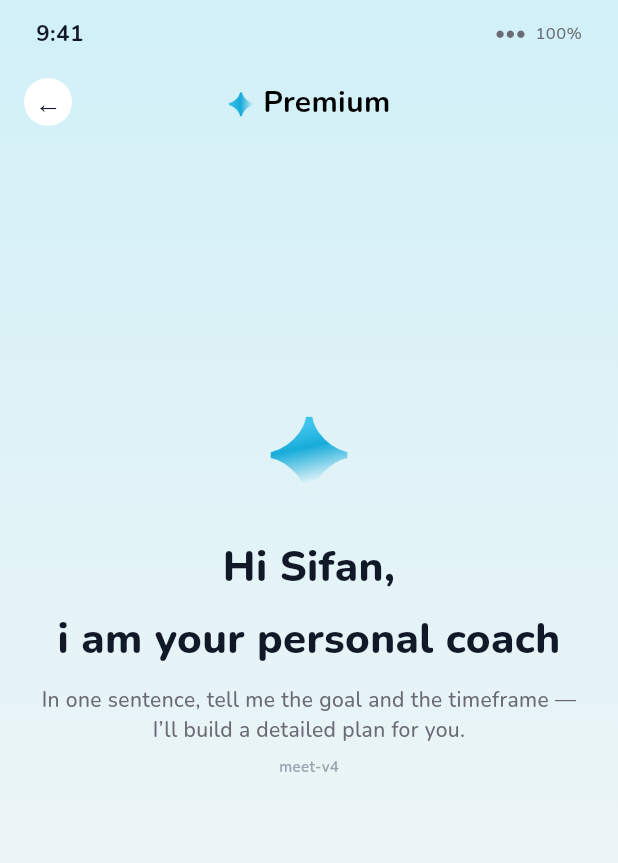
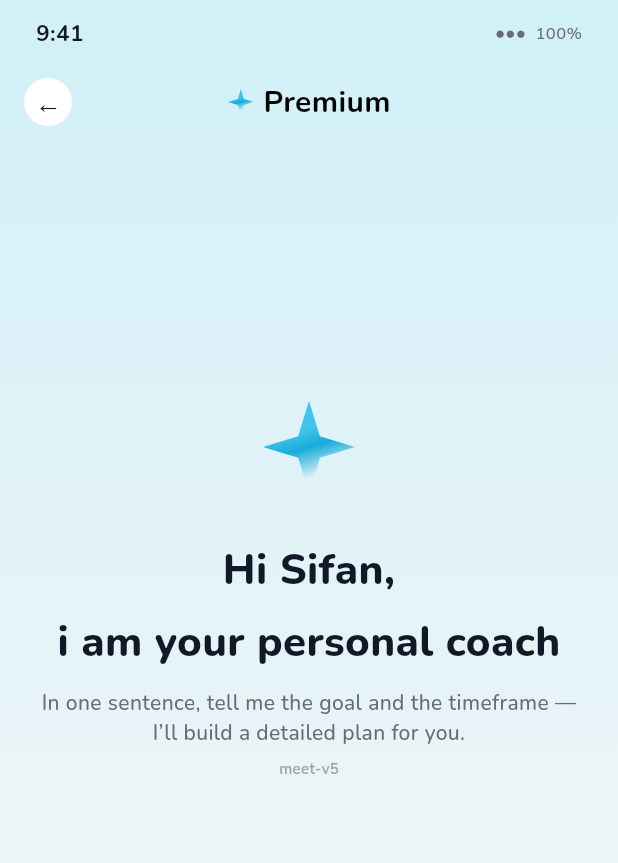
Before and after one commit to 446500261psf/portfolio, a Flutter app: the screen it shows after launch, on a phone screen of 412 x 824 dp. Shown: the top 863 px of the screen. Run offline on Flutter 3.47's test engine with Material 3 defaults, Android fonts, the phone set to English and light mode, and no system bars; our stand-ins replace google_fonts.

Commit message:
fix(flutter): stabilize Meet star intro layout (meet-v5)
Reserve fixed slots for star/titles so typing cannot reflow the star.
Draw sparkle with CustomPaint to avoid font-load glyph flash.

Co-authored-by: 446500261psf <446500261psf@users.noreply.github.com>

```diff
--- a/apps/health_shell/lib/coach/ai_plan_coach_meet.dart
+++ b/apps/health_shell/lib/coach/ai_plan_coach_meet.dart
@@ -1,22 +1,20 @@
-import 'dart:async';
+import 'dart:math' as math;
 
 import 'package:flutter/material.dart';
 import 'package:google_fonts/google_fonts.dart';
 
 /// Flutter port of Figma `AiPlanCoach · Meet · Intro Motion` (`133:728`).
-///
-/// Build marker: if you still see clipped "Hi" / "i am your personal",
-/// you are not running this revision — pull + flutter clean + rerun.
 class AiPlanCoachMeetPage extends StatefulWidget {
   const AiPlanCoachMeetPage({super.key});
 
-  static const buildMarker = 'meet-v4';
+  static const buildMarker = 'meet-v5';
 
   @override
   State<AiPlanCoachMeetPage> createState() => _AiPlanCoachMeetPageState();
 }
 
-class _AiPlanCoachMeetPageState extends State<AiPlanCoachMeetPage> {
+class _AiPlanCoachMeetPageState extends State<AiPlanCoachMeetPage>
+    with SingleTickerProviderStateMixin {
   static const _chips = <String>[
     'High-intensity training plan',
     "I'm a serious runner",
@@ -30,109 +28,59 @@ class _AiPlanCoachMeetPageState extends State<AiPlanCoachMeetPage> {
   static const _tipFull =
       'In one sentence, tell me the goal and the timeframe — I’ll build a detailed plan for you.';
 
+  static const _duration = Duration(milliseconds: 4400);
+
+  // Figma timeline fractions (4.4s)
+  static const _starEnd = 0.125; // 0–550ms
+  static const _hiStart = 0.14773;
+  static const _hiEnd = 0.32955;
+  static const _coachStart = 0.35227;
+  static const _coachEnd = 0.57955;
+  static const _tipStart = 0.60227;
+  static const _tipEnd = 0.73864;
+  static const _chromeStart = 0.76136;
+  static const _chromeEnd = 0.89773;
+
+  late final AnimationController _timeline;
   final _focus = FocusNode();
   final _controller = TextEditingController();
 
-  double _starOpacity = 0;
-  double _starDy = 28;
-  String _hi = '';
-  String _coach = '';
-  double _tipOpacity = 0;
-  double _tipDy = 18;
-  double _chromeOpacity = 0;
-  double _chromeDy = 12;
-
   bool _showChips = true;
   bool _greetingVisible = true;
-  bool _introDone = false;
-
-  final _timers = <Timer>[];
 
   @override
   void initState() {
     super.initState();
+    _timeline = AnimationController(vsync: this, duration: _duration)
+      ..forward();
     _focus.addListener(() {
-      if (!_focus.hasFocus || !_introDone) return;
+      if (!_focus.hasFocus || _timeline.value < _chromeEnd) return;
       setState(() {
         _showChips = false;
         _greetingVisible = false;
       });
     });
-    _runIntro();
-  }
-
-  void _later(int ms, VoidCallback fn) {
-    _timers.add(Timer(Duration(milliseconds: ms), () {
-      if (!mounted) return;
-      fn();
-    }));
-  }
-
-  Future<void> _runIntro() async {
-    // 0–550ms: star rise
-    _later(16, () {
-      setState(() {
-        _starOpacity = 1;
-        _starDy = 0;
-      });
-    });
-
-    // 650–1450ms: type "Hi Sifan,"
-    _later(650, () => _typeInto(_hiFull, (v) => setState(() => _hi = v), 800));
-
-    // 1550–2550ms: type coach line
-    _later(1550, () {
-      _typeInto(_coachFull, (v) => setState(() => _coach = v), 1000);
-    });
-
-    // 2650–3250ms: tip
-    _later(2650, () {
-      setState(() {
-        _tipOpacity = 1;
-        _tipDy = 0;
-      });
-    });
-
-    // 3350–3950ms: chrome
-    _later(3350, () {
-      setState(() {
-        _chromeOpacity = 1;
-        _chromeDy = 0;
-      });
-    });
-
-    // Hard finalize — never leave truncated copy on screen.
-    _later(4000, () {
-      setState(() {
-        _hi = _hiFull;
-        _coach = _coachFull;
-        _starOpacity = 1;
-        _starDy = 0;
-        _tipOpacity = 1;
-        _tipDy = 0;
-        _chromeOpacity = 1;
-        _chromeDy = 0;
-        _introDone = true;
-      });
-    });
-  }
-
-  void _typeInto(String full, ValueChanged<String> set, int ms) {
-    if (full.isEmpty) return;
-    final step = (ms / full.length).ceil().clamp(16, 80);
-    for (var i = 1; i <= full.length; i++) {
-      _later((i - 1) * step, () => set(full.substring(0, i)));
-    }
   }
 
   @override
   void dispose() {
-    for (final t in _timers) {
-      t.cancel();
-    }
+    _timeline.dispose();
     _focus.dispose();
     _controller.dispose();
     super.dispose();
+  }
+
+  double _ramp(double t, double a, double b) {
+    if (t <= a) return 0;
+    if (t >= b) return 1;
+    return Curves.easeOutCubic.transform((t - a) / (b - a));
+  }
+
+  String _typed(String full, double progress) {
+    if (progress <= 0) return '';
+    if (progress >= 1) return full;
+    final n = (full.length * progress).ceil().clamp(0, full.length);
+    return full.substring(0, n);
   }
 
   @override
@@ -155,14 +103,28 @@ class _AiPlanCoachMeetPageState extends State<AiPlanCoachMeetPage> {
           ),
         ),
         child: SafeArea(
-          child: Column(
+          child: AnimatedBuilder(
+            animation: _timeline,
+            builder: (context, _) {
+              final t = _timeline.value;
+              final star = _ramp(t, 0, _starEnd);
+              final hiP = _ramp(t, _hiStart, _hiEnd);
+              final coachP = _ramp(t, _coachStart, _coachEnd);
+              final tip = _ramp(t, _tipStart, _tipEnd);
+              final chrome = _ramp(t, _chromeStart, _chromeEnd);
+
+              // After each segment ends, always show the full string.
+              final hiText = t >= _hiEnd ? _hiFull : _typed(_hiFull, hiP);
+              final coachText =
+                  t >= _coachEnd ? _coachFull : _typed(_coachFull, coachP);
+
+              return Column(
                 children: [
                   const _StatusBar(),
-              AnimatedOpacity(
-                duration: const Duration(milliseconds: 400),
-                opacity: _chromeOpacity,
+                  Opacity(
+                    opacity: chrome,
                     child: Transform.translate(
-                  offset: Offset(0, _chromeDy),
+                      offset: Offset(0, 12 * (1 - chrome)),
                       child: const _TopBar(),
                     ),
                   ),
@@ -170,71 +132,44 @@ class _AiPlanCoachMeetPageState extends State<AiPlanCoachMeetPage> {
                     child: AnimatedOpacity(
                       duration: const Duration(milliseconds: 180),
                       opacity: _greetingVisible ? 1 : 0,
-                  child: LayoutBuilder(
-                    builder: (context, constraints) {
-                      return SingleChildScrollView(
-                        child: ConstrainedBox(
-                          constraints: BoxConstraints(
-                            minHeight: constraints.maxHeight,
-                          ),
                       child: Padding(
-                            padding: const EdgeInsets.symmetric(
-                              horizontal: 20,
-                              vertical: 12,
-                            ),
+                        padding: const EdgeInsets.symmetric(horizontal: 20),
                         child: Column(
                           mainAxisAlignment: MainAxisAlignment.center,
                           children: [
-                                AnimatedOpacity(
-                                  duration: const Duration(milliseconds: 450),
-                                  opacity: _starOpacity,
+                            // Fixed star slot — typing below cannot shove it around.
+                            SizedBox(
+                              height: 96,
+                              child: Opacity(
+                                opacity: star,
                                 child: Transform.translate(
-                                    offset: Offset(0, _starDy),
-                                    child: Padding(
-                                      padding: const EdgeInsets.all(8),
-                                      child: ShaderMask(
-                                        blendMode: BlendMode.srcIn,
-                                        shaderCallback: (bounds) =>
-                                            const LinearGradient(
-                                          begin: Alignment(-0.2, -1),
-                                          end: Alignment(0.4, 1),
-                                          colors: [
-                                            Color(0xFF40C4EC),
-                                            Color(0xFF17ACDA),
-                                            Color(0xFFE1F3F7),
-                                          ],
-                                          stops: [0.31, 0.49, 0.79],
-                                        ).createShader(bounds),
-                                        child: Text(
-                                          '✦',
-                                          style: GoogleFonts.inter(
-                                            fontSize: 64,
-                                            fontWeight: FontWeight.w600,
-                                            height: 1.2,
-                                          ),
-                                        ),
+                                  offset: Offset(0, 28 * (1 - star)),
+                                  child: const Center(
+                                    child: _SparkleStar(size: 64),
                                   ),
                                 ),
                               ),
                             ),
                             const SizedBox(height: 16),
-                                Text(
-                                  _hi.isEmpty ? ' ' : _hi,
-                                  textAlign: TextAlign.center,
+                            // Fixed title slots (invisible full text reserves height).
+                            _ReservedLine(
+                              reserve: _hiFull,
+                              shown: hiText,
                               style: titleStyle,
+                              visible: t >= _hiStart,
                             ),
                             const SizedBox(height: 12),
-                                Text(
-                                  _coach.isEmpty ? ' ' : _coach,
-                                  textAlign: TextAlign.center,
+                            _ReservedLine(
+                              reserve: _coachFull,
+                              shown: coachText,
                               style: titleStyle,
+                              visible: t >= _coachStart,
                             ),
                             const SizedBox(height: 12),
-                                AnimatedOpacity(
-                                  duration: const Duration(milliseconds: 500),
-                                  opacity: _tipOpacity,
+                            Opacity(
+                              opacity: tip,
                               child: Transform.translate(
-                                    offset: Offset(0, _tipDy),
+                                offset: Offset(0, 18 * (1 - tip)),
                                 child: Text(
                                   _tipFull,
                                   textAlign: TextAlign.center,
@@ -260,16 +195,11 @@ class _AiPlanCoachMeetPageState extends State<AiPlanCoachMeetPage> {
                         ),
                       ),
                     ),
-                      );
-                    },
                   ),
-                ),
-              ),
-              AnimatedOpacity(
-                duration: const Duration(milliseconds: 400),
-                opacity: _chromeOpacity,
+                  Opacity(
+                    opacity: chrome,
                     child: Transform.translate(
-                  offset: Offset(0, _chromeDy),
+                      offset: Offset(0, 12 * (1 - chrome)),
                       child: _Composer(
                         chips: _chips,
                         showChips: _showChips,
@@ -279,11 +209,116 @@ class _AiPlanCoachMeetPageState extends State<AiPlanCoachMeetPage> {
                     ),
                   ),
                 ],
+              );
+            },
           ),
         ),
       ),
     );
   }
+}
+
+/// Keeps layout height stable while the visible string types out.
+class _ReservedLine extends StatelessWidget {
+  const _ReservedLine({
+    required this.reserve,
+    required this.shown,
+    required this.style,
+    required this.visible,
+  });
+
+  final String reserve;
+  final String shown;
+  final TextStyle style;
+  final bool visible;
+
+  @override
+  Widget build(BuildContext context) {
+    return Stack(
+      alignment: Alignment.center,
+      children: [
+        // Invisible full string = reserved width/height, prevents reflow.
+        Opacity(
+          opacity: 0,
+          child: Text(
+            reserve,
+            textAlign: TextAlign.center,
+            style: style,
+          ),
+        ),
+        Opacity(
+          opacity: visible ? 1 : 0,
+          child: Text(
+            shown.isEmpty ? '' : shown,
+            textAlign: TextAlign.center,
+            style: style,
+          ),
+        ),
+      ],
+    );
+  }
+}
+
+/// Drawn sparkle — avoids font-load flash / wrong glyph while Google Fonts fetch.
+class _SparkleStar extends StatelessWidget {
+  const _SparkleStar({required this.size});
+
+  final double size;
+
+  @override
+  Widget build(BuildContext context) {
+    return SizedBox(
+      width: size,
+      height: size,
+      child: CustomPaint(painter: _SparklePainter()),
+    );
+  }
+}
+
+class _SparklePainter extends CustomPainter {
+  @override
+  void paint(Canvas canvas, Size size) {
+    final cx = size.width / 2;
+    final cy = size.height / 2;
+    final outer = size.width * 0.48;
+    final inner = size.width * 0.16;
+
+    final path = Path();
+    for (var i = 0; i < 4; i++) {
+      final aOuter = -math.pi / 2 + i * math.pi / 2;
+      final aInner = aOuter + math.pi / 4;
+      final ox = cx + outer * math.cos(aOuter);
+      final oy = cy + outer * math.sin(aOuter);
+      final ix = cx + inner * math.cos(aInner);
+      final iy = cy + inner * math.sin(aInner);
+      if (i == 0) {
+        path.moveTo(ox, oy);
+      } else {
+        path.lineTo(ox, oy);
+      }
+      path.lineTo(ix, iy);
+    }
+    path.close();
+
+    final rect = Offset.zero & size;
+    final paint = Paint()
+      ..shader = const LinearGradient(
+        begin: Alignment(-0.2, -1),
+        end: Alignment(0.4, 1),
+        colors: [
+          Color(0xFF40C4EC),
+          Color(0xFF17ACDA),
+          Color(0xFFE1F3F7),
+        ],
+        stops: [0.31, 0.49, 0.79],
+      ).createShader(rect)
+      ..style = PaintingStyle.fill;
+
+    canvas.drawPath(path, paint);
+  }
+
+  @override
+  bool shouldRepaint(covariant CustomPainter oldDelegate) => false;
 }
 
 class _StatusBar extends StatelessWidget {
@@ -351,23 +386,7 @@ class _TopBar extends StatelessWidget {
             Row(
               mainAxisSize: MainAxisSize.min,
               children: [
-                ShaderMask(
-                  blendMode: BlendMode.srcIn,
-                  shaderCallback: (bounds) => const LinearGradient(
-                    colors: [
-                      Color(0xFF40C4EC),
-                      Color(0xFF17ACDA),
-                      Color(0xFFE1F3F7),
-                    ],
-                  ).createShader(bounds),
-                  child: Text(
-                    '✦',
-                    style: GoogleFonts.inter(
-                      fontSize: 20,
-                      fontWeight: FontWeight.w600,
-                    ),
-                  ),
-                ),
+                const _SparkleStar(size: 18),
                 const SizedBox(width: 6),
                 Text(
                   'Premium',
```
Also changed, not shown: 1 other file. Lines whose indentation alone changed are shown as unchanged.
